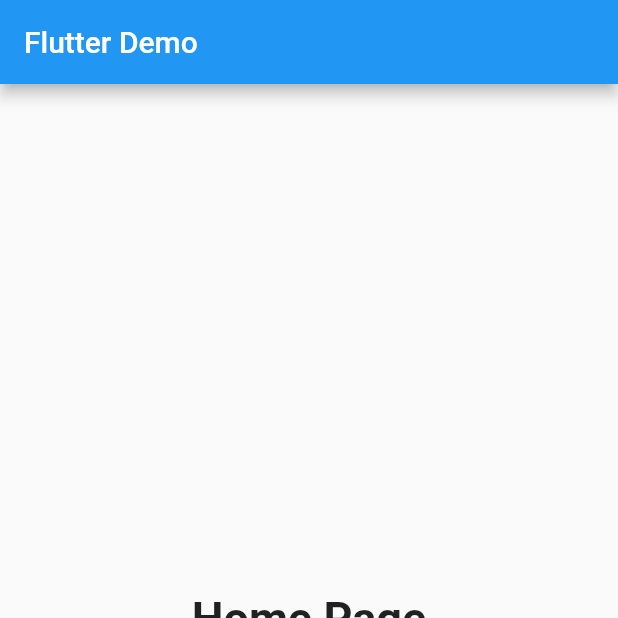
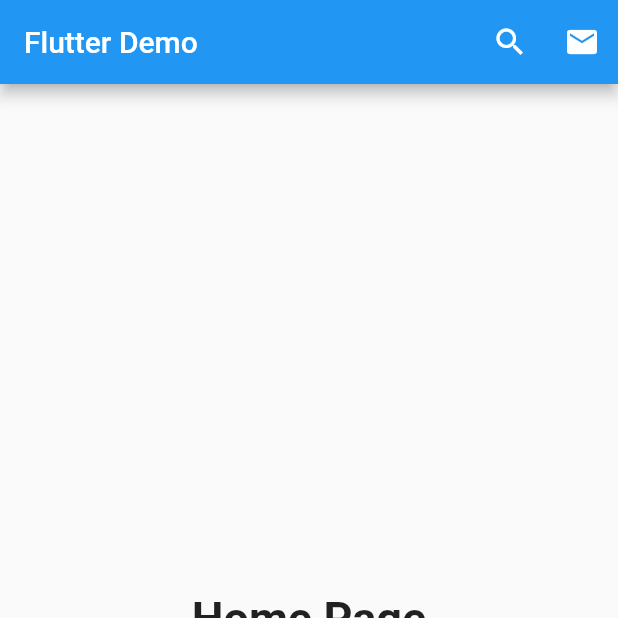
Before and after one commit to Oaman/FlutterX, a Flutter app: the screen it shows after launch, on a phone screen of 412 x 824 dp, the top half of it. Run offline on Flutter 3.47's test engine with Material 2 defaults, Android fonts, the phone set to English and light mode, and no system bars; missing offline and left inert: flukit.

Commit message:
add toolbar

```diff
--- a/lib/ui/pages/main_page.dart
+++ b/lib/ui/pages/main_page.dart
@@ -1,4 +1,5 @@
 import 'package:flutter/material.dart';
+import 'package:flutter_app/ui/pages/search_page.dart';
 
 class MainPage extends StatefulWidget {
   @override
@@ -27,14 +28,60 @@ class _MyHomePageState extends State<MainPage> {
     return Scaffold(
       appBar: AppBar(
         title: Text("Flutter Demo"),
+        actions: <Widget>[
+          IconButton(
+              icon: Icon(Icons.search),
+              onPressed: () {
+                Navigator.push(context, MaterialPageRoute(builder: (context) {
+                  return SearchPage();
+                }));
+              }),
+          IconButton(
+              icon: Icon(Icons.email),
+              onPressed: () {
+                showDialog(
+                    context: context,
+                    builder: (context) {
+                      return AlertDialog(
+                        title: Text("Dialog Title"),
+                        content: Text("Dialog Content"),
+                        actions: <Widget>[
+                          FlatButton(
+                              onPressed: () {
+                                Navigator.pop(context);
+                              },
+                              child: Text("Cancel")),
+                          FlatButton(
+                              onPressed: () {
+                                Navigator.pop(context);
+                              },
+                              child: Text("Confirm"))
+                        ],
+                      );
+                    });
+              })
+        ],
       ),
       bottomNavigationBar: BottomNavigationBar(
         items: const <BottomNavigationBarItem>[
-          BottomNavigationBarItem(icon: Icon(Icons.home), title: Text("Home")),
           BottomNavigationBarItem(
-              icon: Icon(Icons.email), title: Text("Email")),
+              icon: Icon(Icons.home),
+              title: Text(
+                "Home",
+                style: TextStyle(fontWeight: FontWeight.bold),
+              )),
           BottomNavigationBarItem(
-              icon: Icon(Icons.phone), title: Text("Phone")),
+              icon: Icon(Icons.email),
+              title: Text(
+                "Email",
+                style: TextStyle(fontWeight: FontWeight.bold),
+              )),
+          BottomNavigationBarItem(
+              icon: Icon(Icons.phone),
+              title: Text(
+                "Phone",
+                style: TextStyle(fontWeight: FontWeight.bold),
+              )),
         ],
         onTap: (index) {
           setState(() {
```
Also changed, not shown: lib/ui/pages/search_page.dart (added, +17 -0 lines).
